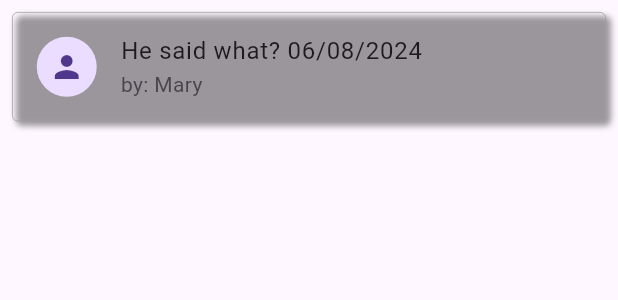
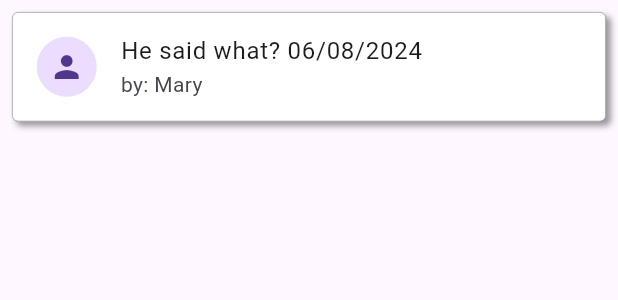
Before and after one commit to BMarx981/then_he_replied, a Flutter app: the ListTileItemWidget widget shown alone on an empty page, opened directly with sample values from the repository, on a phone screen of 412 x 824 dp. Shown: the top 300 px of the screen. Run offline on Flutter 3.47's test engine with Material 3 defaults, Android fonts, the phone set to English and light mode, and no system bars; our stand-ins replace cloud_firestore, firebase_core, flutter_riverpod; accounts and stored records are empty; generated files the repository leaves out were written again.

Commit message:
Fix list item dark mode colors.

```diff
--- a/lib/src/presentation/reply_list_screen/list_tile_item_widget.dart
+++ b/lib/src/presentation/reply_list_screen/list_tile_item_widget.dart
@@ -4,6 +4,8 @@ import 'package:intl/intl.dart';
 import 'package:then_he_replied/src/data/reply_item.dart';
 import 'package:then_he_replied/src/presentation/reply_details_screen/reply_item_details_view.dart';
 import 'package:then_he_replied/src/presentation/reply_list_screen/list_provider.dart';
+import 'package:then_he_replied/src/settings/settings_controller.dart';
+import 'package:then_he_replied/src/settings/settings_service.dart';
 
 class ListTileItemWidget extends ConsumerWidget {
   const ListTileItemWidget({
@@ -24,6 +26,9 @@ class ListTileItemWidget extends ConsumerWidget {
         padding: const EdgeInsets.all(8.0),
         child: Container(
           decoration: BoxDecoration(
+            color: Theme.of(context).brightness == Brightness.light
+                ? Colors.white
+                : Colors.black,
             borderRadius: BorderRadius.circular(4),
             border: Border.all(color: Colors.grey, width: .5),
             boxShadow: [
```
